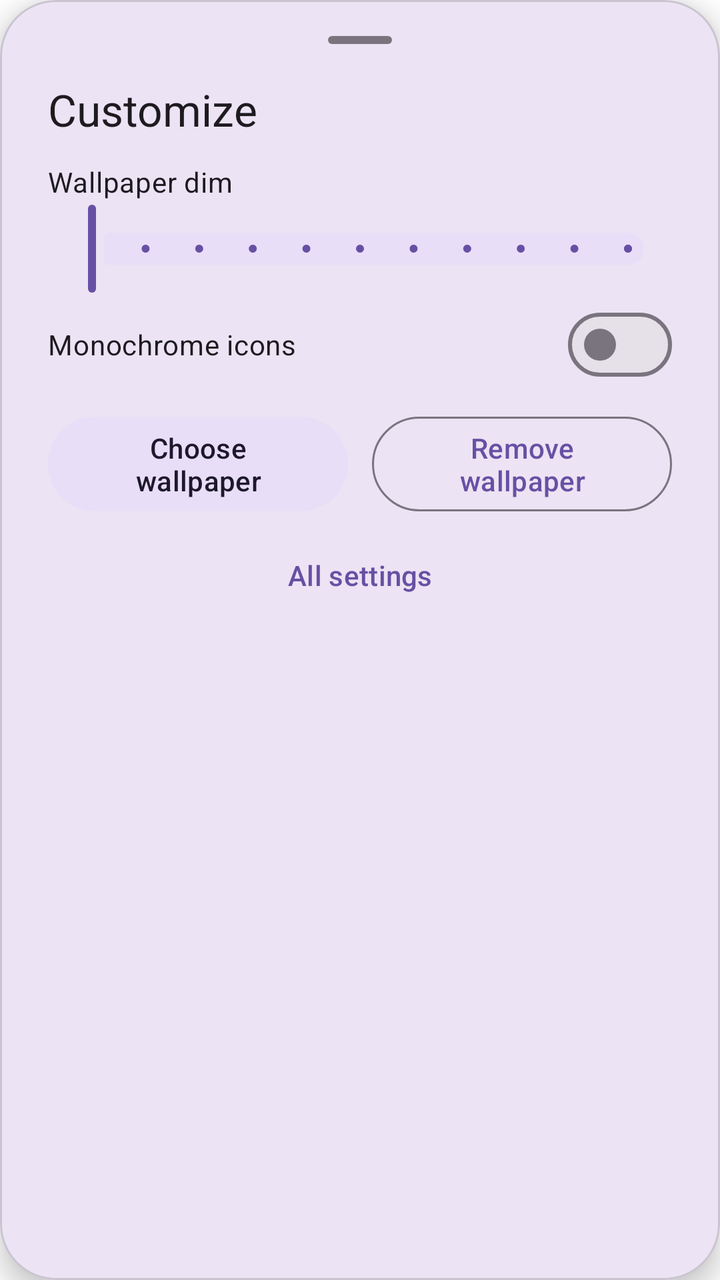
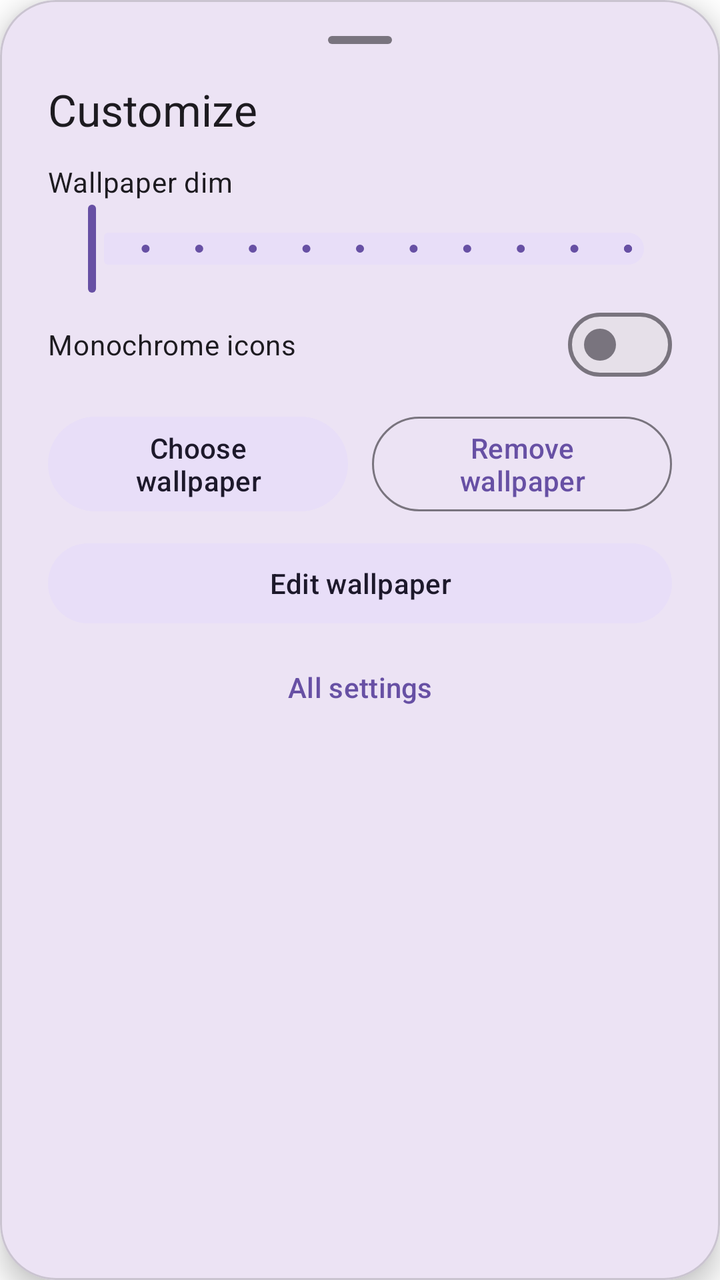

Two renders of the same Android screen: before a commit and after it. Below are the layout's source before the change and the commit's diff.
<!-- AndroidManifest.xml: application theme Theme.Nyx -->
<!-- res/layout/dialog_nyx_customization.xml -->
<?xml version="1.0" encoding="utf-8"?>
<com.google.android.material.card.MaterialCardView xmlns:android="http://schemas.android.com/apk/res/android"
    xmlns:app="http://schemas.android.com/apk/res-auto"
    android:id="@+id/card_root"
    android:layout_width="match_parent"
    android:layout_height="wrap_content"
    app:cardCornerRadius="28dp"
    app:cardElevation="8dp">

    <LinearLayout
        android:layout_width="match_parent"
        android:layout_height="wrap_content"
        android:orientation="vertical"
        android:paddingHorizontal="24dp"
        android:paddingTop="8dp"
        android:paddingBottom="16dp">

        
        <View
            android:id="@+id/drag_handle"
            android:layout_width="48dp"
            android:layout_height="24dp"
            android:layout_gravity="center_horizontal"
            android:layout_marginBottom="8dp"
            android:background="@drawable/drag_handle" />

        <TextView
            android:layout_width="wrap_content"
            android:layout_height="wrap_content"
            android:text="@string/customize_title"
            android:textAppearance="?attr/textAppearanceTitleLarge"
            android:layout_marginBottom="12dp" />

        
        <TextView
            android:layout_width="wrap_content"
            android:layout_height="wrap_content"
            android:text="@string/customize_scrim_label"
            android:textAppearance="?attr/textAppearanceBodyMedium" />

        <com.google.android.material.slider.Slider
            android:id="@+id/slider_scrim"
            android:layout_width="match_parent"
            android:layout_height="wrap_content"
            android:valueFrom="0.0"
            android:valueTo="0.5"
            android:stepSize="0.05"
            android:value="0.0" />

        
        <com.google.android.material.materialswitch.MaterialSwitch
            android:id="@+id/switch_monochrome"
            android:layout_width="match_parent"
            android:layout_height="wrap_content"
            android:paddingVertical="8dp"
            android:text="@string/monochrome_icons" />

        
        <LinearLayout
            android:layout_width="match_parent"
            android:layout_height="wrap_content"
            android:orientation="horizontal"
            android:layout_marginTop="8dp"
            android:baselineAligned="false">

            <com.google.android.material.button.MaterialButton
                android:id="@+id/btn_choose_wallpaper"
                style="@style/Widget.Material3.Button.TonalButton"
                android:layout_width="0dp"
                android:layout_height="wrap_content"
                android:layout_weight="1"
                android:layout_marginEnd="6dp"
                android:text="@string/wallpaper_choose_title" />

            <com.google.android.material.button.MaterialButton
                android:id="@+id/btn_clear_wallpaper"
                style="@style/Widget.Material3.Button.OutlinedButton"
                android:layout_width="0dp"
                android:layout_height="wrap_content"
                android:layout_weight="1"
                android:layout_marginStart="6dp"
                android:text="@string/wallpaper_clear_title" />
        </LinearLayout>

        
        <com.google.android.material.button.MaterialButton
            android:id="@+id/btn_all_settings"
            style="@style/Widget.Material3.Button.TextButton"
            android:layout_width="match_parent"
            android:layout_height="wrap_content"
            android:layout_marginTop="4dp"
            android:gravity="center"
            android:text="@string/customize_all_settings" />
    </LinearLayout>
</com.google.android.material.card.MaterialCardView>
<!-- resources referenced by this layout -->
<resources>
  <!-- drawable drag_handle (drawable) -->
  <?xml version="1.0" encoding="utf-8"?>
  <layer-list xmlns:android="http://schemas.android.com/apk/res/android">
      <item android:gravity="center">
          <shape android:shape="rectangle">
              <corners android:radius="2dp" />
              <solid android:color="?attr/colorOutline" />
              <size
                  android:width="32dp"
                  android:height="4dp" />
          </shape>
      </item>
  </layer-list>
  <string name="customize_all_settings">All settings</string>
  <string name="customize_scrim_label">Wallpaper dim</string>
  <string name="customize_title">Customize</string>
  <string name="monochrome_icons">Monochrome icons</string>
  <string name="wallpaper_choose_title">Choose wallpaper</string>
  <string name="wallpaper_clear_title">Remove wallpaper</string>
  <style name="Theme.Nyx" parent="Theme.Material3.DayNight.NoActionBar">
          <item name="android:windowShowWallpaper">true</item>
          <item name="android:windowBackground">@android:color/transparent</item>
          <item name="android:statusBarColor">@android:color/transparent</item>
          <item name="android:navigationBarColor">@android:color/transparent</item>
          <item name="android:windowLightStatusBar">false</item>
      </style>
</resources>

<!-- the commit's change to res/layout/dialog_nyx_customization.xml (unified diff, before → after) -->
@@ -84,6 +84,15 @@
 
         
         <com.google.android.material.button.MaterialButton
+            android:id="@+id/btn_edit_wallpaper"
+            style="@style/Widget.Material3.Button.TonalButton"
+            android:layout_width="match_parent"
+            android:layout_height="wrap_content"
+            android:layout_marginTop="8dp"
+            android:text="@string/customize_edit_wallpaper" />
+
+        
+        <com.google.android.material.button.MaterialButton
             android:id="@+id/btn_all_settings"
             style="@style/Widget.Material3.Button.TextButton"
             android:layout_width="match_parent"
<!-- resource entries referenced after the edit -->
@@ -14,6 +14,7 @@
       </item>
   </layer-list>
   <string name="customize_all_settings">All settings</string>
+  <string name="customize_edit_wallpaper">Edit wallpaper</string>
   <string name="customize_scrim_label">Wallpaper dim</string>
   <string name="customize_title">Customize</string>
   <string name="monochrome_icons">Monochrome icons</string>
